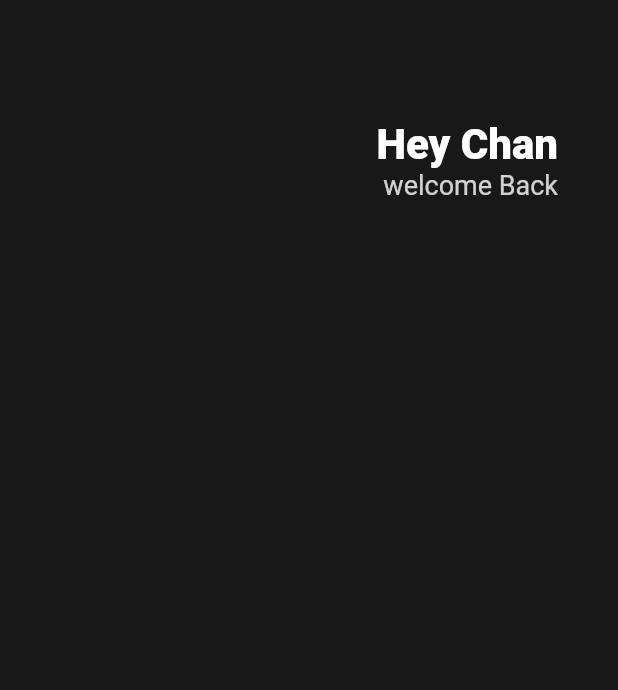
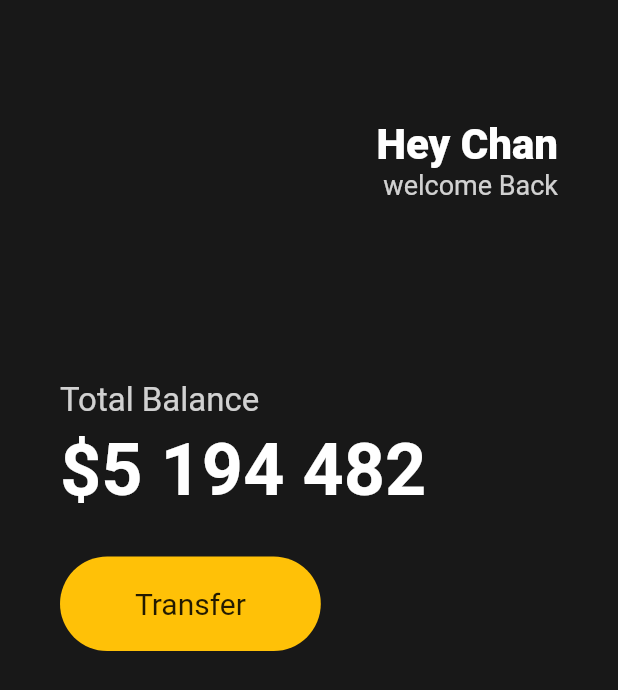
Before and after one commit to seochan99/FlutterSystem, a Flutter app: the screen it shows after launch, on a phone screen of 412 x 824 dp. Shown: the top 690 px of the screen. Run offline on Flutter 3.47's test engine with Material 2 defaults, Android fonts, the phone set to English and light mode, and no system bars.

Commit message:
feat : 3.2 Buttons Section

```diff
--- a/toonflix/lib/main.dart
+++ b/toonflix/lib/main.dart
@@ -19,6 +19,7 @@
         body: Padding(
           padding: EdgeInsets.symmetric(horizontal: 40),
           child: Column(
+            crossAxisAlignment: CrossAxisAlignment.start,
             children: [
               SizedBox(
                 height: 80,
@@ -47,6 +48,57 @@
                     ],
                   )
                 ],
+              ),
+              // 두번째 자식
+              SizedBox(
+                height: 120,
+              ),
+              // 세번째 자식
+              Text(
+                "Total Balance",
+                style: TextStyle(
+                  fontSize: 22,
+                  color: Colors.white.withOpacity(0.8),
+                ),
+              ),
+              // 4번째 자식
+              SizedBox(
+                height: 5,
+              ),
+              // 5번째 자식
+              Text(
+                "\$5 194 482",
+                style: TextStyle(
+                  fontSize: 48,
+                  color: Colors.white,
+                  fontWeight: FontWeight.w600,
+                ),
+              ),
+              // 6번째 자식
+              SizedBox(
+                height: 30,
+              ),
+              Row(
+                children: [
+                  Container(
+                    decoration: BoxDecoration(
+                      color: Colors.amber,
+                      borderRadius: BorderRadius.circular(45),
+                    ),
+                    child: Padding(
+                      padding: EdgeInsets.symmetric(
+                        vertical: 20,
+                        horizontal: 50,
+                      ),
+                      child: Text(
+                        "Transfer",
+                        style: TextStyle(
+                          fontSize: 20,
+                        ),
+                      ),
+                    ),
+                  )
+                ],
               )
             ],
           ),
```
